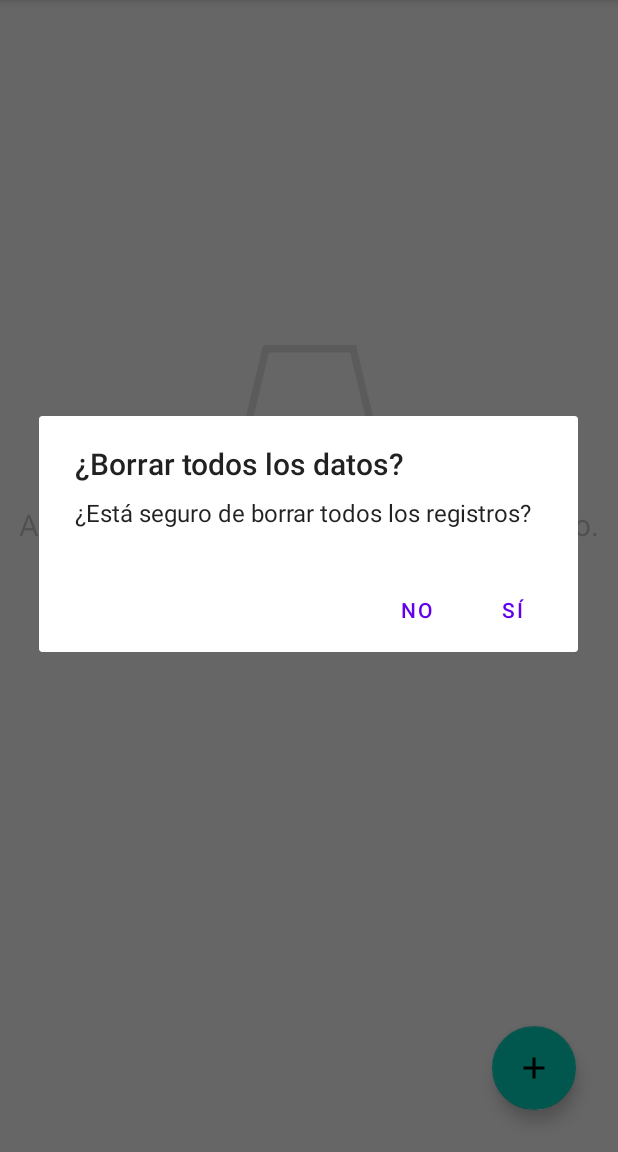
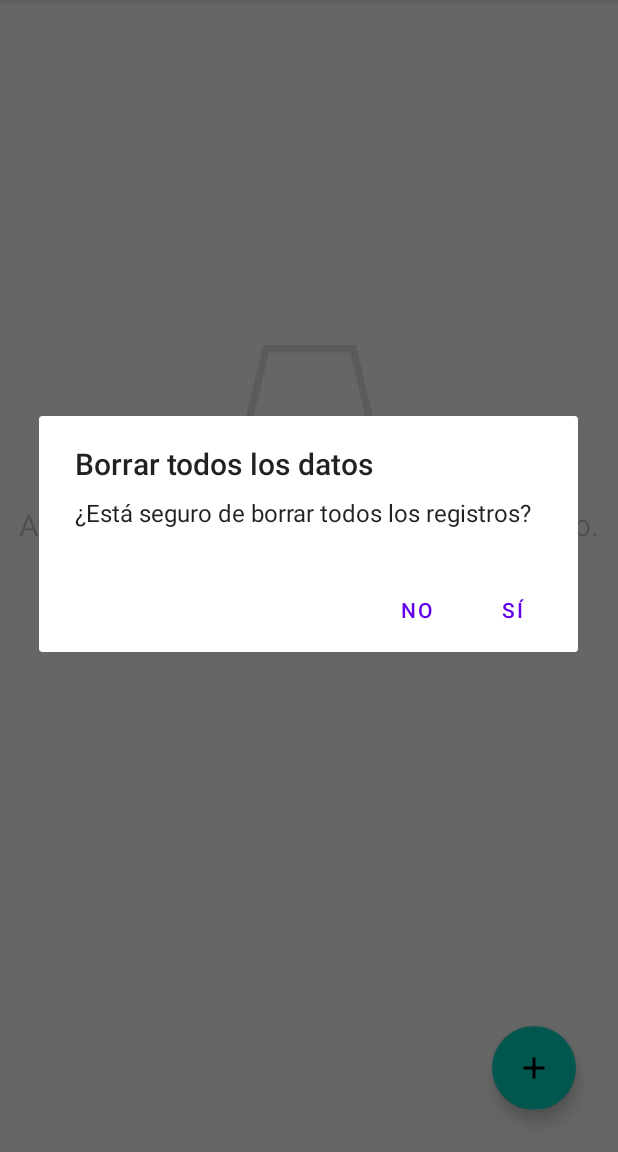
Before and after one commit to Lawliet25/MyMedsDSM, an Android app: the screen it shows after launch (MainActivity), in the options menu, after a tap on "Borrar todo", on a phone screen of 412 x 824 dp, the part 84-1236 px from its top. Run offline under Robolectric (Android 15) with nearby library versions, the phone set to English and light mode, and no system bars.

Commit message:
Refactorización de código

```diff
--- a/app/src/main/java/com/example/mymedsdsm/AddActivity.java
+++ b/app/src/main/java/com/example/mymedsdsm/AddActivity.java
@@ -26,7 +26,7 @@ public class AddActivity extends AppCompatActivity {
             @Override
             public void onClick(View view) {
                 MyDatabaseHelper myDB = new MyDatabaseHelper(AddActivity.this);
-                myDB.addBook(title_input.getText().toString().trim(),
+                myDB.addMed(title_input.getText().toString().trim(),
                         doctor_input.getText().toString().trim(),
                         Integer.valueOf(cant_input.getText().toString().trim()));
 
--- a/app/src/main/java/com/example/mymedsdsm/MainActivity.java
+++ b/app/src/main/java/com/example/mymedsdsm/MainActivity.java
@@ -105,7 +105,7 @@ public class MainActivity extends AppCompatActivity {
 
     void confirmDialog(){
         AlertDialog.Builder builder = new AlertDialog.Builder(this);
-        builder.setTitle("¿Borrar todos los datos?");
+        builder.setTitle("Borrar todos los datos");
         builder.setMessage("¿Está seguro de borrar todos los registros?");
         builder.setPositiveButton("Sí", new DialogInterface.OnClickListener() {
             @Override
--- a/app/src/main/java/com/example/mymedsdsm/MyDatabaseHelper.java
+++ b/app/src/main/java/com/example/mymedsdsm/MyDatabaseHelper.java
@@ -5,7 +5,6 @@ import android.content.Context;
 import android.database.Cursor;
 import android.database.sqlite.SQLiteDatabase;
 import android.database.sqlite.SQLiteOpenHelper;
-import android.util.Log;
 import android.widget.Toast;
 import androidx.annotation.Nullable;
 
@@ -41,7 +40,7 @@ class MyDatabaseHelper extends SQLiteOpenHelper {
         onCreate(db);
     }
 
-    void addBook(String title, String doctor, int cant){
+    void addMed(String title, String doctor, int cant){
         SQLiteDatabase db = this.getWritableDatabase();
         ContentValues cv = new ContentValues();
 
--- a/app/src/main/java/com/example/mymedsdsm/UpdateActivity.java
+++ b/app/src/main/java/com/example/mymedsdsm/UpdateActivity.java
@@ -83,7 +83,7 @@ public class UpdateActivity extends AppCompatActivity {
 
     void confirmDialog(){
         AlertDialog.Builder builder = new AlertDialog.Builder(this);
-        builder.setTitle("¿Borrar " + title + "?");
+        builder.setTitle("Borrar " + title);
         builder.setMessage("¿Está seguro de borrar " + title + "?");
         builder.setPositiveButton("Sí", new DialogInterface.OnClickListener() {
             @Override
```
